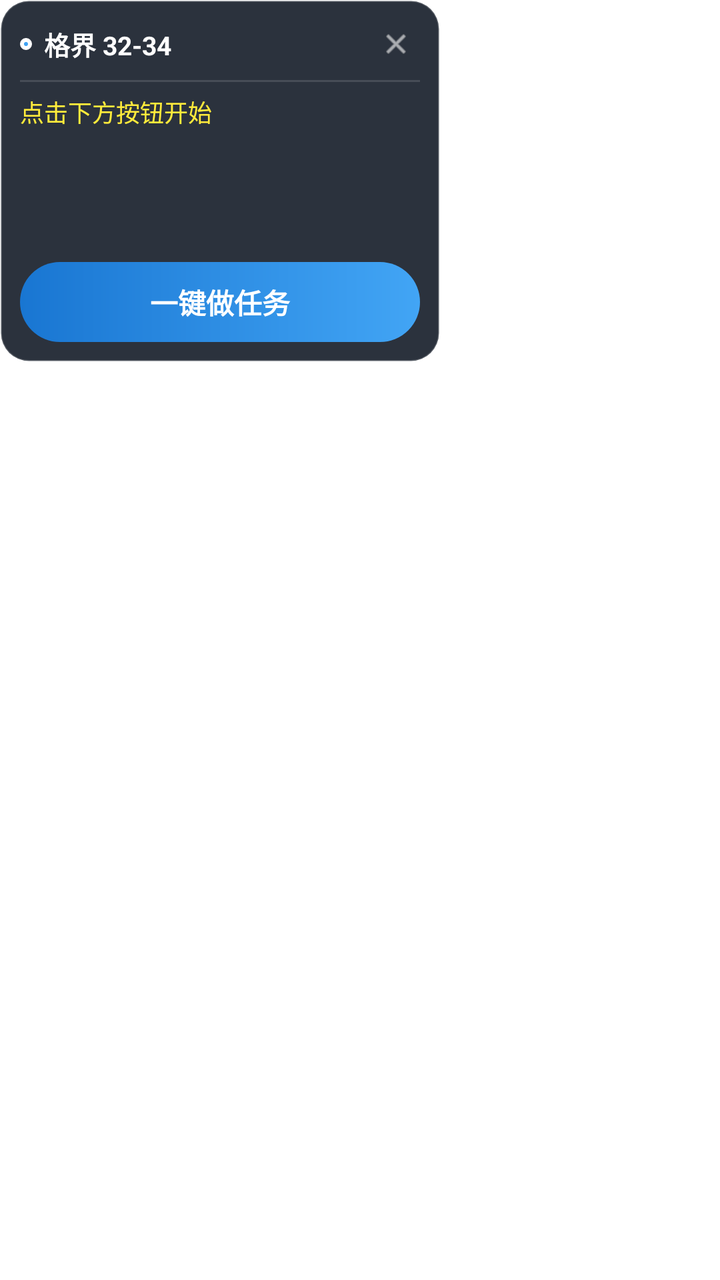
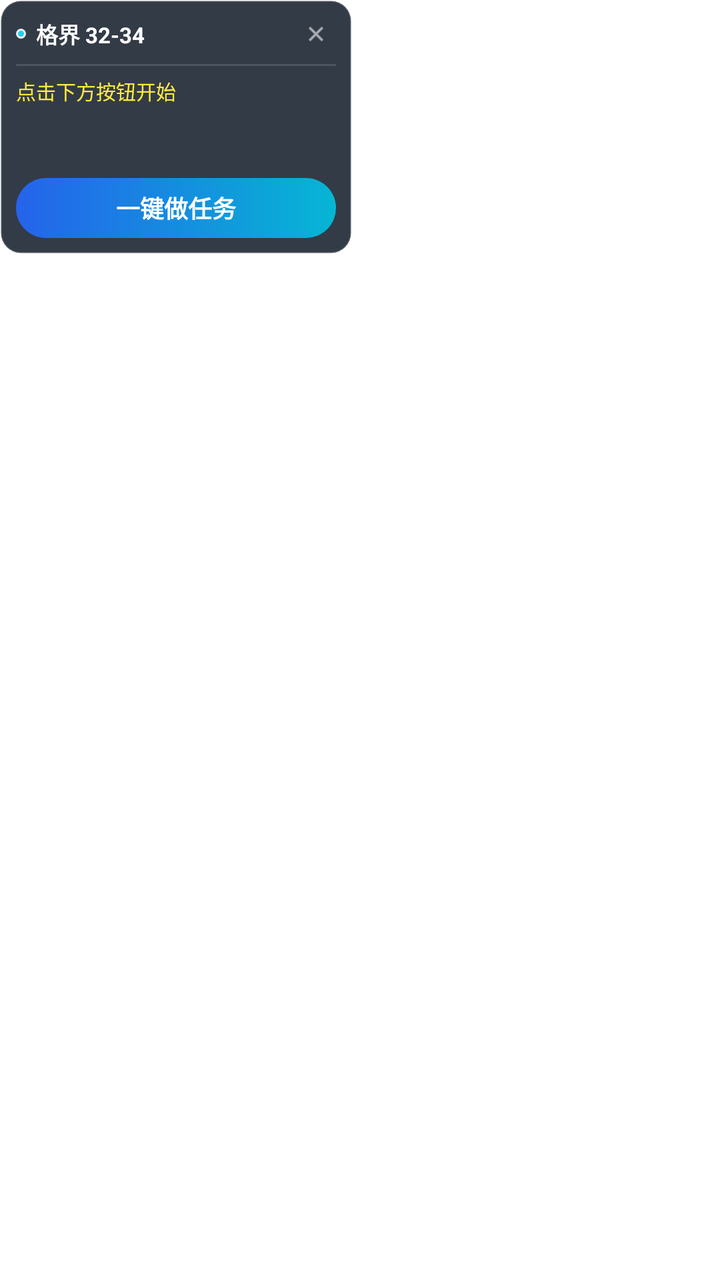

Compare the two renders of this Android layout. The source of the first and the diff that turns it into the second are given below.
<!-- AndroidManifest.xml: application theme Theme.TaskHelper -->
<!-- res/layout/layout_window_float.xml -->
<?xml version="1.0" encoding="utf-8"?>
<RelativeLayout xmlns:android="http://schemas.android.com/apk/res/android"
    android:layout_width="wrap_content"
    android:layout_height="wrap_content">

    <LinearLayout
        android:id="@+id/ll_dot_container"
        android:layout_width="48dp"
        android:layout_height="48dp"
        android:background="@drawable/bg_float_dot_new"
        android:elevation="6dp"
        android:gravity="center"
        android:visibility="gone">

        <TextView
            android:id="@+id/tv_dot"
            android:layout_width="wrap_content"
            android:layout_height="wrap_content"
            android:text="格界"
            android:textColor="#FFFFFF"
            android:textSize="13sp"
            android:textStyle="bold" />
    </LinearLayout>

    <LinearLayout
        android:id="@+id/ll_expanded"
        android:layout_width="220dp"
        android:layout_height="wrap_content"
        android:background="@drawable/bg_float_panel"
        android:elevation="6dp"
        android:orientation="vertical"
        android:padding="10dp">

        <LinearLayout
            android:layout_width="match_parent"
            android:layout_height="wrap_content"
            android:gravity="center_vertical"
            android:orientation="horizontal">

            <View
                android:layout_width="6dp"
                android:layout_height="6dp"
                android:layout_marginEnd="6dp"
                android:background="@drawable/bg_float_dot_new" />

            <TextView
                android:layout_width="0dp"
                android:layout_height="wrap_content"
                android:layout_weight="1"
                android:text="格界 32-34"
                android:textColor="#FFFFFF"
                android:textSize="13sp"
                android:textStyle="bold" />

            <ImageView
                android:id="@+id/img_close"
                android:layout_width="24dp"
                android:layout_height="24dp"
                android:background="?android:attr/selectableItemBackgroundBorderless"
                android:padding="4dp"
                android:scaleType="centerInside"
                android:src="@android:drawable/ic_menu_close_clear_cancel"
                android:tint="#CCFFFFFF" />
        </LinearLayout>

        <View
            android:layout_width="match_parent"
            android:layout_height="1dp"
            android:layout_marginTop="6dp"
            android:layout_marginBottom="6dp"
            android:background="#22FFFFFF" />

        <TextView
            android:id="@+id/tv_status"
            android:layout_width="match_parent"
            android:layout_height="wrap_content"
            android:gravity="start"
            android:lineSpacingExtra="2dp"
            android:minHeight="76dp"
            android:text="点击下方按钮开始"
            android:textColor="#FFEB3B"
            android:textSize="12sp" />

        <TextView
            android:id="@+id/tv_action"
            android:layout_width="match_parent"
            android:layout_height="40dp"
            android:layout_marginTop="8dp"
            android:background="@drawable/bg_float_action"
            android:gravity="center"
            android:text="一键做任务"
            android:textColor="#FFFFFF"
            android:textSize="14sp"
            android:textStyle="bold" />
    </LinearLayout>
</RelativeLayout>
<!-- resources referenced by this layout -->
<resources>
  <!-- drawable bg_float_action (drawable) -->
  <?xml version="1.0" encoding="utf-8"?>
  <shape xmlns:android="http://schemas.android.com/apk/res/android"
      android:shape="rectangle">
      <gradient
          android:angle="0"
          android:startColor="#1976D2"
          android:endColor="#42A5F5" />
      <corners android:radius="20dp" />
  </shape>
  <!-- drawable bg_float_dot_new (drawable) -->
  <?xml version="1.0" encoding="utf-8"?>
  <shape xmlns:android="http://schemas.android.com/apk/res/android"
      android:shape="oval">
      <gradient
          android:type="radial"
          android:gradientRadius="60"
          android:startColor="#42A5F5"
          android:endColor="#1565C0" />
      <stroke android:width="2dp" android:color="#FFFFFF" />
  </shape>
  <!-- drawable bg_float_panel (drawable) -->
  <?xml version="1.0" encoding="utf-8"?>
  <shape xmlns:android="http://schemas.android.com/apk/res/android"
      android:shape="rectangle">
      <solid android:color="#F2202733" />
      <corners android:radius="14dp" />
      <stroke android:width="1dp" android:color="#33FFFFFF" />
  </shape>
  <style name="Theme.TaskHelper" parent="Theme.MaterialComponents.Light.NoActionBar">
          <item name="colorPrimary">#1976D2</item>
          <item name="colorPrimaryVariant">#1565C0</item>
          <item name="colorOnPrimary">#FFFFFF</item>
          <item name="colorSecondary">#26A69A</item>
          <item name="colorSecondaryVariant">#00897B</item>
          <item name="colorOnSecondary">#FFFFFF</item>
          <item name="android:statusBarColor">#1565C0</item>
      </style>
</resources>

<!-- the commit's change to res/layout/layout_window_float.xml (unified diff, before → after) -->
@@ -5,8 +5,8 @@
 
     <LinearLayout
         android:id="@+id/ll_dot_container"
-        android:layout_width="48dp"
-        android:layout_height="48dp"
+        android:layout_width="38dp"
+        android:layout_height="38dp"
         android:background="@drawable/bg_float_dot_new"
         android:elevation="6dp"
         android:gravity="center"
@@ -16,20 +16,23 @@
             android:id="@+id/tv_dot"
             android:layout_width="wrap_content"
             android:layout_height="wrap_content"
-            android:text="格界"
+            android:text="格"
             android:textColor="#FFFFFF"
-            android:textSize="13sp"
+            android:textSize="14sp"
             android:textStyle="bold" />
     </LinearLayout>
 
     <LinearLayout
         android:id="@+id/ll_expanded"
-        android:layout_width="220dp"
+        android:layout_width="176dp"
         android:layout_height="wrap_content"
         android:background="@drawable/bg_float_panel"
         android:elevation="6dp"
         android:orientation="vertical"
-        android:padding="10dp">
+        android:paddingStart="8dp"
+        android:paddingTop="7dp"
+        android:paddingEnd="8dp"
+        android:paddingBottom="8dp">
 
         <LinearLayout
             android:layout_width="match_parent"
@@ -38,9 +41,9 @@
             android:orientation="horizontal">
 
             <View
-                android:layout_width="6dp"
-                android:layout_height="6dp"
-                android:layout_marginEnd="6dp"
+                android:layout_width="5dp"
+                android:layout_height="5dp"
+                android:layout_marginEnd="5dp"
                 android:background="@drawable/bg_float_dot_new" />
 
             <TextView
@@ -49,13 +52,13 @@
                 android:layout_weight="1"
                 android:text="格界 32-34"
                 android:textColor="#FFFFFF"
-                android:textSize="13sp"
+                android:textSize="11sp"
                 android:textStyle="bold" />
 
             <ImageView
                 android:id="@+id/img_close"
-                android:layout_width="24dp"
-                android:layout_height="24dp"
+                android:layout_width="20dp"
+                android:layout_height="20dp"
                 android:background="?android:attr/selectableItemBackgroundBorderless"
                 android:padding="4dp"
                 android:scaleType="centerInside"
@@ -66,31 +69,33 @@
         <View
             android:layout_width="match_parent"
             android:layout_height="1dp"
-            android:layout_marginTop="6dp"
-            android:layout_marginBottom="6dp"
+            android:layout_marginTop="5dp"
+            android:layout_marginBottom="5dp"
             android:background="#22FFFFFF" />
 
         <TextView
             android:id="@+id/tv_status"
             android:layout_width="match_parent"
             android:layout_height="wrap_content"
+            android:ellipsize="end"
             android:gravity="start"
-            android:lineSpacingExtra="2dp"
-            android:minHeight="76dp"
+            android:lineSpacingExtra="1dp"
+            android:maxLines="4"
+            android:minHeight="45dp"
             android:text="点击下方按钮开始"
             android:textColor="#FFEB3B"
-            android:textSize="12sp" />
+            android:textSize="10sp" />
 
         <TextView
             android:id="@+id/tv_action"
             android:layout_width="match_parent"
-            android:layout_height="40dp"
-            android:layout_marginTop="8dp"
+            android:layout_height="30dp"
+            android:layout_marginTop="6dp"
             android:background="@drawable/bg_float_action"
             android:gravity="center"
             android:text="一键做任务"
             android:textColor="#FFFFFF"
-            android:textSize="14sp"
+            android:textSize="12sp"
             android:textStyle="bold" />
     </LinearLayout>
 </RelativeLayout>
<!-- resource entries referenced after the edit -->
@@ -6,9 +6,9 @@
       android:shape="rectangle">
       <gradient
           android:angle="0"
-          android:startColor="#1976D2"
-          android:endColor="#42A5F5" />
-      <corners android:radius="20dp" />
+          android:startColor="#2563EB"
+          android:endColor="#06B6D4" />
+      <corners android:radius="15dp" />
   </shape>
   <!-- drawable bg_float_dot_new (drawable) -->
   <?xml version="1.0" encoding="utf-8"?>
@@ -16,18 +16,18 @@
       android:shape="oval">
       <gradient
           android:type="radial"
-          android:gradientRadius="60"
-          android:startColor="#42A5F5"
-          android:endColor="#1565C0" />
-      <stroke android:width="2dp" android:color="#FFFFFF" />
+          android:gradientRadius="48"
+          android:startColor="#22D3EE"
+          android:endColor="#2563EB" />
+      <stroke android:width="1dp" android:color="#E6FFFFFF" />
   </shape>
   <!-- drawable bg_float_panel (drawable) -->
   <?xml version="1.0" encoding="utf-8"?>
   <shape xmlns:android="http://schemas.android.com/apk/res/android"
       android:shape="rectangle">
-      <solid android:color="#F2202733" />
-      <corners android:radius="14dp" />
-      <stroke android:width="1dp" android:color="#33FFFFFF" />
+      <solid android:color="#E61D2633" />
+      <corners android:radius="10dp" />
+      <stroke android:width="1dp" android:color="#26FFFFFF" />
   </shape>
   <style name="Theme.TaskHelper" parent="Theme.MaterialComponents.Light.NoActionBar">
           <item name="colorPrimary">#1976D2</item>
